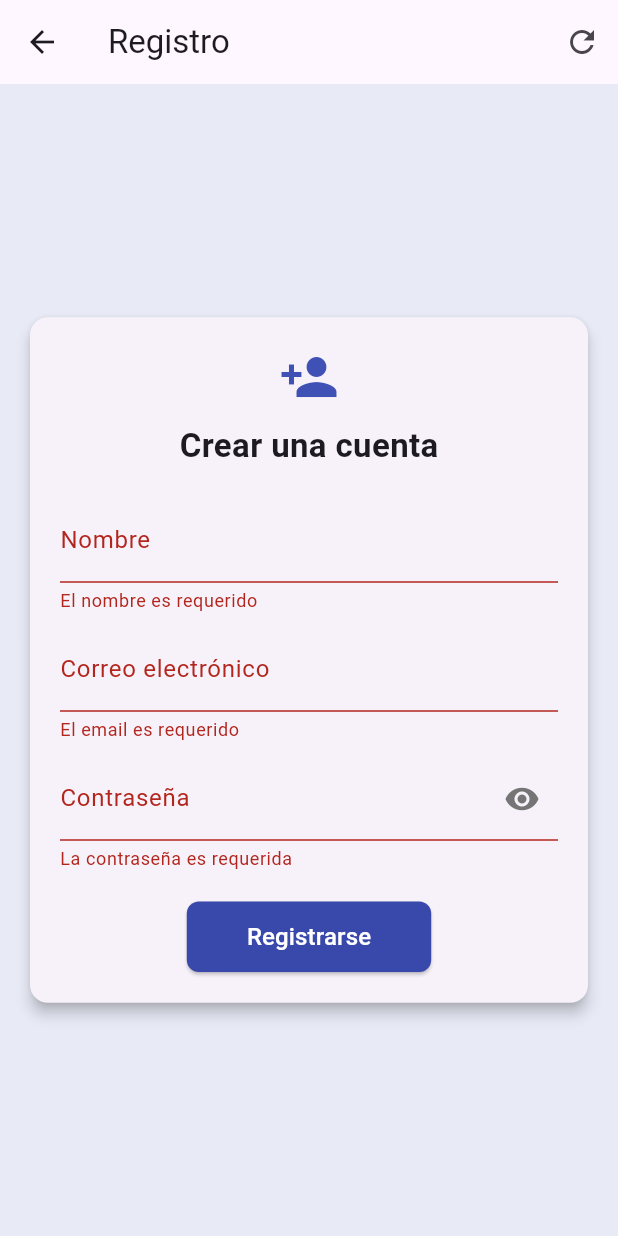
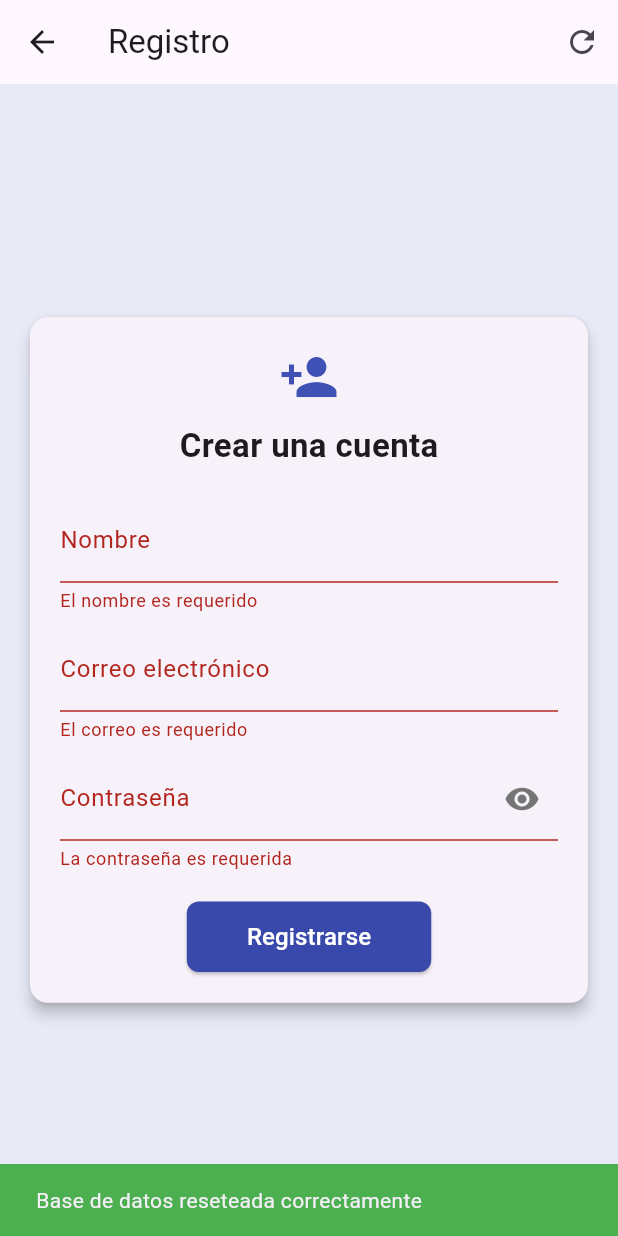
Before and after one commit to Jeicotr/DailyFocus, a Flutter app: the RegisterScreen screen opened directly, after a tap on "Registrarse", after a tap on the "refresh" icon, on a phone screen of 412 x 824 dp. Run offline on Flutter 3.47's test engine with Material 3 defaults, Android fonts, the phone set to English and light mode, and no system bars; our stand-ins replace sqflite; accounts and stored records are empty.

Commit message:
commit 3

```diff
--- a/lib/view/register_screen.dart
+++ b/lib/view/register_screen.dart
@@ -10,47 +10,28 @@
 }
 
 class _RegisterScreenState extends State<RegisterScreen> {
-  // Controladores de los campos
+  final _formKey = GlobalKey<FormState>();
+
   final TextEditingController nameController = TextEditingController();
   final TextEditingController emailController = TextEditingController();
   final TextEditingController passwordController = TextEditingController();
 
-  // Instancia del helper de base de datos
   final DatabaseHelper _databaseHelper = DatabaseHelper();
 
   bool showPassword = false;
   bool isLoading = false;
-  String nameError = '';
-  String emailError = '';
-  String passwordError = '';
+  bool registerSuccess = false;
   String registerError = '';
-  bool registerSuccess = false;
   bool isResettingDb = false;
 
-  /// Valida localmente cada campo
-  void _validateForm() {
-    setState(() {
-      nameError = '';
-      emailError = '';
-      passwordError = '';
-      registerError = '';
-      registerSuccess = false;
-
-      if (nameController.text.isEmpty) nameError = 'El nombre es requerido';
-      if (emailController.text.isEmpty) {
-        emailError = 'El email es requerido';
-      } else if (!RegExp(
-        r'^[^\s@]+@[^\s@]+\.[^\s@]+$',
-      ).hasMatch(emailController.text))
-        emailError = 'Ingresa un email válido';
-      if (passwordController.text.isEmpty) {
-        passwordError = 'La contraseña es requerida';
-      } else if (passwordController.text.length < 6)
-        passwordError = 'Mínimo 6 caracteres';
-    });
+  @override
+  void dispose() {
+    nameController.dispose();
+    emailController.dispose();
+    passwordController.dispose();
+    super.dispose();
   }
 
-  /// Resetea completamente la base de datos para depuración
   Future<void> _resetDatabase() async {
     setState(() {
       isResettingDb = true;
@@ -59,42 +40,21 @@
     });
 
     try {
-      print('Solicitando reseteo de la base de datos...');
-      final result = await _databaseHelper.resetDatabase();
-      print('Resultado del reseteo de la base de datos: $result');
+      await _databaseHelper.resetDatabase(); // ya no se espera un resultado
 
-      if (result) {
       setState(() {
-          registerError = '';
-          registerSuccess = false;
         nameController.clear();
         emailController.clear();
         passwordController.clear();
       });
 
-        // Verificar el estado de la base de datos después del reseteo
-        final isInitialized = await _databaseHelper.isDatabaseInitialized();
-        print('Base de datos inicializada después del reseteo: $isInitialized');
-
-        // Verificar si hay usuarios en la base de datos
-        final users = await _databaseHelper.getAllUsers();
-        print(
-          'Usuarios en la base de datos después del reseteo: ${users.length}',
-        );
-
       ScaffoldMessenger.of(context).showSnackBar(
-          SnackBar(
+        const SnackBar(
           content: Text('Base de datos reseteada correctamente'),
           backgroundColor: Colors.green,
         ),
       );
-      } else {
-        setState(() {
-          registerError = 'Error al resetear la base de datos';
-        });
-      }
     } catch (e) {
-      print('Error al resetear la base de datos: $e');
       setState(() {
         registerError = 'Error al resetear la base de datos: ${e.toString()}';
       });
@@ -103,59 +63,44 @@
     }
   }
 
-  /// Registra un nuevo usuario en la base de datos SQLite
   Future<void> _handleRegister() async {
-    _validateForm();
-    if (nameError.isEmpty && emailError.isEmpty && passwordError.isEmpty) {
+    setState(() {
+      registerError = '';
+      registerSuccess = false;
+    });
+
+    if (_formKey.currentState?.validate() ?? false) {
       setState(() => isLoading = true);
 
       try {
-        // Obtener y normalizar los datos del formulario
         final name = nameController.text.trim();
         final email = emailController.text.trim().toLowerCase();
         final password = passwordController.text.trim();
 
-        print('Intentando registrar usuario con email: $email');
-
-        // Verificar si la base de datos está inicializada
-        final isInitialized = await _databaseHelper.isDatabaseInitialized();
-        print('Base de datos inicializada: $isInitialized');
-
-        // Verificar si el email ya existe directamente
         final existingUser = await _databaseHelper.getUserByEmail(email);
-        print('Usuario existente con este email: ${existingUser != null}');
-
-        // Crear objeto User con los datos del formulario
+        if (existingUser != null) {
+          setState(() {
+            registerError = 'Este correo electrónico ya está registrado';
+          });
+        } else {
           final user = User(name: name, email: email, password: password);
-
-        // Insertar usuario en la base de datos
-        print('Llamando a insertUser con email: $email');
           final result = await _databaseHelper.insertUser(user);
-        print('Resultado de insertUser: $result');
 
           if (result > 0) {
-          // Éxito: se insertó el usuario (result es el ID)
-          print('Usuario registrado exitosamente con ID: $result');
             setState(() {
               registerSuccess = true;
               registerError = '';
             });
-        } else if (result == -1) {
-          // Error: email ya existe
-          print('Error: email ya registrado: $email');
-          setState(() {
-            registerError = 'Este correo electrónico ya está registrado';
-          });
           } else {
-          // Otro error
-          print('Error desconocido al registrar usuario, código: $result');
             setState(() {
               registerError = 'Error al registrar usuario';
             });
           }
+        }
       } catch (e) {
-        print('Excepción al registrar usuario: $e');
-        setState(() => registerError = 'Error: ${e.toString()}');
+        setState(() {
+          registerError = 'Error: ${e.toString()}';
+        });
       } finally {
         setState(() => isLoading = false);
       }
@@ -167,11 +112,10 @@
     return Scaffold(
       backgroundColor: Colors.indigo[50],
       appBar: AppBar(
-        title: Text("Registro"),
+        title: const Text("Registro"),
         actions: [
-          // Botón para resetear la base de datos (solo para depuración)
           IconButton(
-            icon: Icon(Icons.refresh),
+            icon: const Icon(Icons.refresh),
             tooltip: 'Resetear base de datos',
             onPressed: isResettingDb ? null : _resetDatabase,
           ),
@@ -187,46 +131,64 @@
             ),
             child: Padding(
               padding: const EdgeInsets.all(20),
+              child: Form(
+                key: _formKey,
                 child: Column(
                   mainAxisSize: MainAxisSize.min,
                   children: [
-                  Icon(Icons.person_add, color: Colors.indigo, size: 40),
-                  SizedBox(height: 10),
-                  Text(
+                    const Icon(
+                      Icons.person_add,
+                      color: Colors.indigo,
+                      size: 40,
+                    ),
+                    const SizedBox(height: 10),
+                    const Text(
                       "Crear una cuenta",
-                    style: TextStyle(fontSize: 22, fontWeight: FontWeight.bold),
+                      style: TextStyle(
+                        fontSize: 22,
+                        fontWeight: FontWeight.bold,
                       ),
-                  SizedBox(height: 20),
+                    ),
+                    const SizedBox(height: 20),
 
                     // Nombre
-                  TextField(
+                    TextFormField(
                       controller: nameController,
-                    decoration: InputDecoration(
-                      labelText: "Nombre",
-                      errorText: nameError.isNotEmpty ? nameError : null,
+                      decoration: const InputDecoration(labelText: "Nombre"),
+                      autofillHints: const [AutofillHints.name],
+                      validator: (value) {
+                        if (value == null || value.trim().isEmpty) {
+                          return 'El nombre es requerido';
+                        }
+                        return null;
+                      },
                     ),
-                  ),
-                  SizedBox(height: 10),
+                    const SizedBox(height: 10),
 
                     // Email
-                  TextField(
+                    TextFormField(
                       controller: emailController,
-                    decoration: InputDecoration(
+                      keyboardType: TextInputType.emailAddress,
+                      decoration: const InputDecoration(
                         labelText: "Correo electrónico",
-                      errorText: emailError.isNotEmpty ? emailError : null,
                       ),
+                      autofillHints: const [AutofillHints.email],
+                      validator: (value) {
+                        final email = value?.trim() ?? '';
+                        if (email.isEmpty) return 'El correo es requerido';
+                        final regex = RegExp(r'^[^\s@]+@[^\s@]+\.[^\s@]+$');
+                        if (!regex.hasMatch(email)) return 'Correo inválido';
+                        return null;
+                      },
                     ),
-                  SizedBox(height: 10),
+                    const SizedBox(height: 10),
 
                     // Contraseña
-                  TextField(
+                    TextFormField(
                       controller: passwordController,
                       obscureText: !showPassword,
                       decoration: InputDecoration(
                         labelText: "Contraseña",
-                      errorText: passwordError.isNotEmpty
-                          ? passwordError
-                          : null,
                         suffixIcon: IconButton(
                           icon: Icon(
                             showPassword
@@ -238,15 +200,23 @@
                               setState(() => showPassword = !showPassword),
                         ),
                       ),
+                      autofillHints: const [AutofillHints.password],
+                      validator: (value) {
+                        final password = value?.trim() ?? '';
+                        if (password.isEmpty)
+                          return 'La contraseña es requerida';
+                        if (password.length < 6) return 'Mínimo 6 caracteres';
+                        return null;
+                      },
                     ),
-                  SizedBox(height: 20),
+                    const SizedBox(height: 20),
 
-                  // Botón Registrar
+                    // Botón de registro
                     ElevatedButton(
                       onPressed: isLoading ? null : _handleRegister,
                       style: ElevatedButton.styleFrom(
                         backgroundColor: Colors.indigo[600],
-                      padding: EdgeInsets.symmetric(
+                        padding: const EdgeInsets.symmetric(
                           horizontal: 40,
                           vertical: 12,
                         ),
@@ -256,23 +226,29 @@
                       ),
                       child: Text(
                         isLoading ? "Registrando..." : "Registrarse",
-                      style: TextStyle(fontSize: 16, color: Colors.white),
+                        style: const TextStyle(
+                          fontSize: 16,
+                          color: Colors.white,
+                        ),
                       ),
                     ),
 
-                  // Mensajes de error / éxito
+                    // Mensajes
                     if (registerError.isNotEmpty) ...[
-                    SizedBox(height: 12),
+                      const SizedBox(height: 12),
                       Text(
                         registerError,
-                      style: TextStyle(color: Colors.red, fontSize: 14),
+                        style: const TextStyle(color: Colors.red, fontSize: 14),
                       ),
                     ],
                     if (registerSuccess) ...[
-                    SizedBox(height: 12),
+                      const SizedBox(height: 12),
                       Text(
                         "¡Registro exitoso! Ahora inicia sesión.",
-                      style: TextStyle(color: Colors.green[700], fontSize: 14),
+                        style: TextStyle(
+                          color: Colors.green[700],
+                          fontSize: 14,
+                        ),
                       ),
                     ],
                   ],
@@ -281,6 +257,7 @@
             ),
           ),
         ),
+      ),
     );
   }
 }
```
Lines whose indentation alone changed are shown as unchanged.
